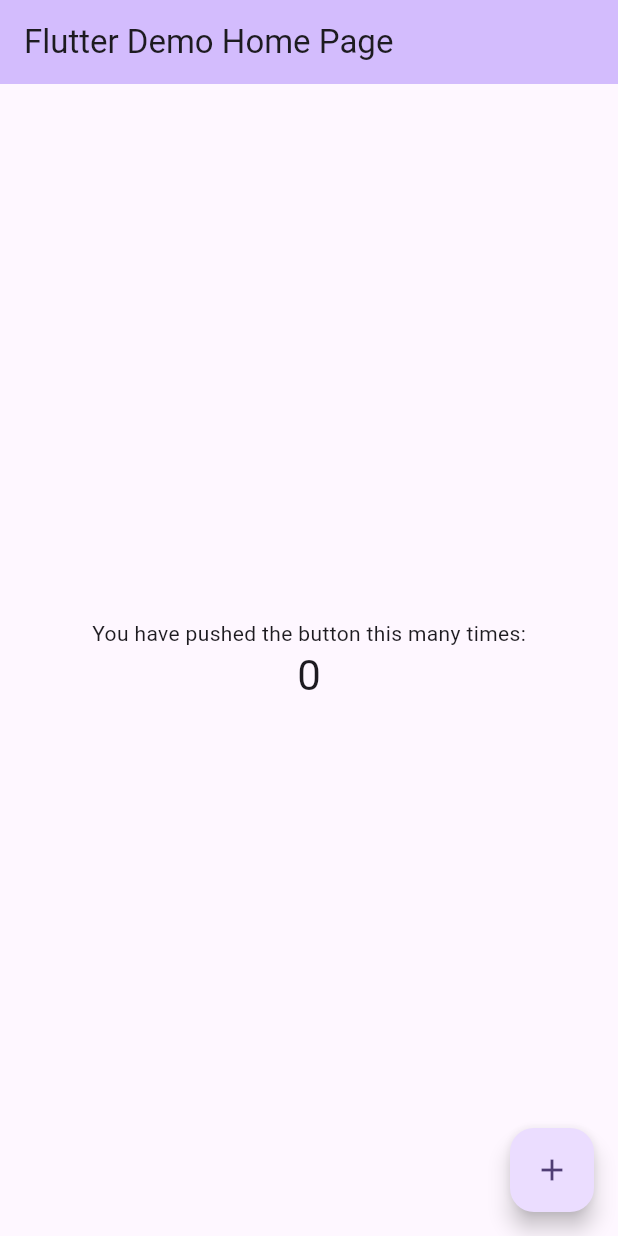
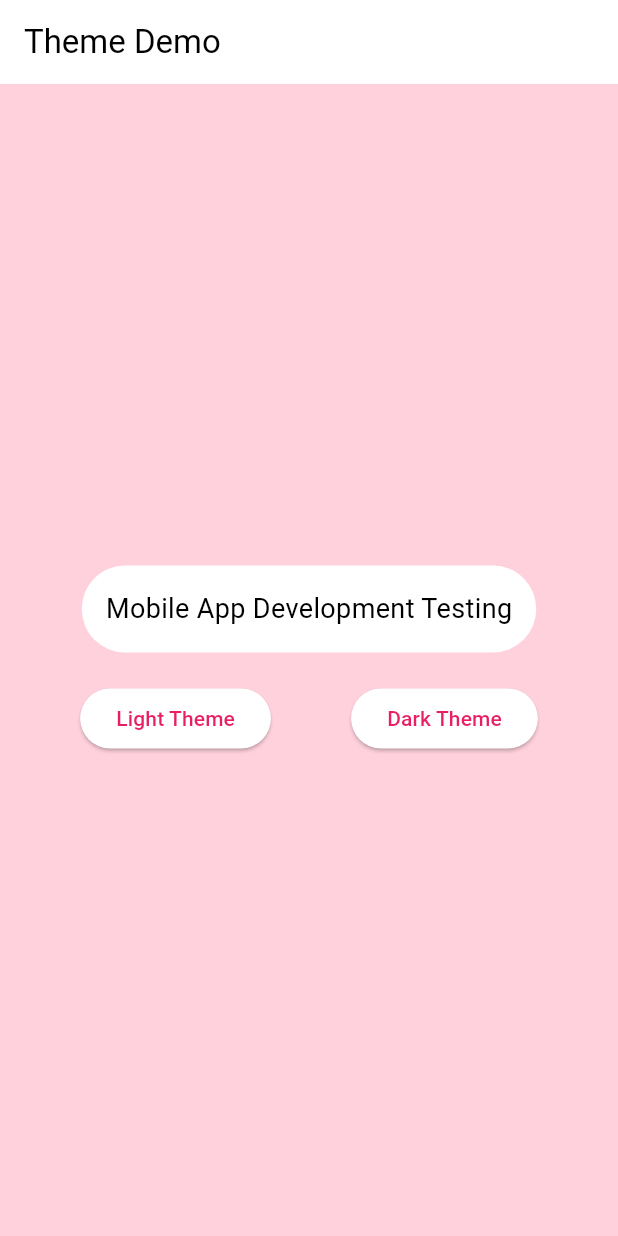
Before and after one commit to ewilliams153/Digital_Pet_App_CE, a Flutter app: the screen it shows after launch, on a phone screen of 412 x 824 dp. Run offline on Flutter 3.47's test engine with Material 3 defaults, Android fonts, the phone set to English and light mode, and no system bars.

Commit message:
Updating with new default and dark mode theme, buttons, and title

```diff
--- a/digital_pet_app/lib/main.dart
+++ b/digital_pet_app/lib/main.dart
@@ -1,125 +1,104 @@
 import 'package:flutter/material.dart';
 
 void main() {
-  runApp(const MyApp());
+  runApp(RunMyApp());
 }
 
-class MyApp extends StatelessWidget {
-  const MyApp({super.key});
+class RunMyApp extends StatefulWidget {
+  const RunMyApp({super.key});
 
-  // This widget is the root of your application.
   @override
-  Widget build(BuildContext context) {
-    return MaterialApp(
-      title: 'Flutter Demo',
-      theme: ThemeData(
-        // This is the theme of your application.
-        //
-        // TRY THIS: Try running your application with "flutter run". You'll see
-        // the application has a purple toolbar. Then, without quitting the app,
-        // try changing the seedColor in the colorScheme below to Colors.green
-        // and then invoke "hot reload" (save your changes or press the "hot
-        // reload" button in a Flutter-supported IDE, or press "r" if you used
-        // the command line to start the app).
-        //
-        // Notice that the counter didn't reset back to zero; the application
-        // state is not lost during the reload. To reset the state, use hot
-        // restart instead.
-        //
-        // This works for code too, not just values: Most code changes can be
-        // tested with just a hot reload.
-        colorScheme: ColorScheme.fromSeed(seedColor: Colors.deepPurple),
-        useMaterial3: true,
-      ),
-      home: const MyHomePage(title: 'Flutter Demo Home Page'),
-    );
-  }
+  State<RunMyApp> createState() => _RunMyAppState();
 }
 
-class MyHomePage extends StatefulWidget {
-  const MyHomePage({super.key, required this.title});
+class _RunMyAppState extends State<RunMyApp> {
+  ThemeMode _themeMode = ThemeMode.system;
 
-  // This widget is the home page of your application. It is stateful, meaning
-  // that it has a State object (defined below) that contains fields that affect
-  // how it looks.
-
-  // This class is the configuration for the state. It holds the values (in this
-  // case the title) provided by the parent (in this case the App widget) and
-  // used by the build method of the State. Fields in a Widget subclass are
-  // always marked "final".
-
-  final String title;
-
-  @override
-  State<MyHomePage> createState() => _MyHomePageState();
-}
-
-class _MyHomePageState extends State<MyHomePage> {
-  int _counter = 0;
-
-  void _incrementCounter() {
+  // Method to change the theme
+  void changeTheme(ThemeMode themeMode) {
     setState(() {
-      // This call to setState tells the Flutter framework that something has
-      // changed in this State, which causes it to rerun the build method below
-      // so that the display can reflect the updated values. If we changed
-      // _counter without calling setState(), then the build method would not be
-      // called again, and so nothing would appear to happen.
-      _counter++;
+      _themeMode = themeMode;
     });
   }
 
   @override
   Widget build(BuildContext context) {
-    // This method is rerun every time setState is called, for instance as done
-    // by the _incrementCounter method above.
-    //
-    // The Flutter framework has been optimized to make rerunning build methods
-    // fast, so that you can just rebuild anything that needs updating rather
-    // than having to individually change instances of widgets.
+    return MaterialApp(
+      theme: ThemeData(
+        colorScheme: ColorScheme.light(
+          primary: Colors.pink,
+          secondary: Colors.amber,
+        ),
+        scaffoldBackgroundColor: Color(0xFFFFD1DC), // Pastel pink
+      ),
+      darkTheme: ThemeData(
+        colorScheme: ColorScheme.dark(
+          primary: Colors.pink.shade900,
+          secondary: Colors.deepOrange,
+        ),
+        scaffoldBackgroundColor: Color(0xFFB0003C), // Deep pink
+      ),
+      themeMode: _themeMode,
+      debugShowCheckedModeBanner: false,
+      home: ThemeSwitcher(changeTheme: changeTheme, themeMode: _themeMode),
+    );
+  }
+}
+
+class ThemeSwitcher extends StatelessWidget {
+  final Function(ThemeMode) changeTheme;
+  final ThemeMode themeMode;
+
+  const ThemeSwitcher({
+    super.key,
+    required this.changeTheme,
+    required this.themeMode,
+  });
+
+  @override
+  Widget build(BuildContext context) {
     return Scaffold(
       appBar: AppBar(
-        // TRY THIS: Try changing the color here to a specific color (to
-        // Colors.amber, perhaps?) and trigger a hot reload to see the AppBar
-        // change color while the other colors stay the same.
-        backgroundColor: Theme.of(context).colorScheme.inversePrimary,
-        // Here we take the value from the MyHomePage object that was created by
-        // the App.build method, and use it to set our appbar title.
-        title: Text(widget.title),
+        title: const Text('Theme Demo'),
       ),
-      body: Center(
-        // Center is a layout widget. It takes a single child and positions it
-        // in the middle of the parent.
+      body: AnimatedContainer(
+        duration: const Duration(milliseconds: 500),
+        color: Theme.of(context).scaffoldBackgroundColor,
+        child: Center(
           child: Column(
-          // Column is also a layout widget. It takes a list of children and
-          // arranges them vertically. By default, it sizes itself to fit its
-          // children horizontally, and tries to be as tall as its parent.
-          //
-          // Column has various properties to control how it sizes itself and
-          // how it positions its children. Here we use mainAxisAlignment to
-          // center the children vertically; the main axis here is the vertical
-          // axis because Columns are vertical (the cross axis would be
-          // horizontal).
-          //
-          // TRY THIS: Invoke "debug painting" (choose the "Toggle Debug Paint"
-          // action in the IDE, or press "p" in the console), to see the
-          // wireframe for each widget.
             mainAxisAlignment: MainAxisAlignment.center,
-          children: <Widget>[
-            const Text(
-              'You have pushed the button this many times:',
+            children: [
+              Container(
+                padding: const EdgeInsets.all(16),
+                decoration: BoxDecoration(
+                  color: themeMode == ThemeMode.light
+                      ? Colors.grey[300]
+                      : Colors.white,
+                  borderRadius: BorderRadius.circular(100),
                 ),
-            Text(
-              '$_counter',
-              style: Theme.of(context).textTheme.headlineMedium,
+                child: const Text(
+                  'Mobile App Development Testing',
+                  style: TextStyle(fontSize: 18),
+                ),
+              ),
+              const SizedBox(height: 20),
+              Row(
+                mainAxisAlignment: MainAxisAlignment.spaceEvenly,
+                children: [
+                  ElevatedButton(
+                    onPressed: () => changeTheme(ThemeMode.light),
+                    child: const Text('Light Theme'),
+                  ),
+                  ElevatedButton(
+                    onPressed: () => changeTheme(ThemeMode.dark),
+                    child: const Text('Dark Theme'),
+                  ),
+                ],
               ),
             ],
           ),
         ),
-      floatingActionButton: FloatingActionButton(
-        onPressed: _incrementCounter,
-        tooltip: 'Increment',
-        child: const Icon(Icons.add),
-      ), // This trailing comma makes auto-formatting nicer for build methods.
+      ),
     );
   }
 }
```
Lines whose indentation alone changed are shown as unchanged.
